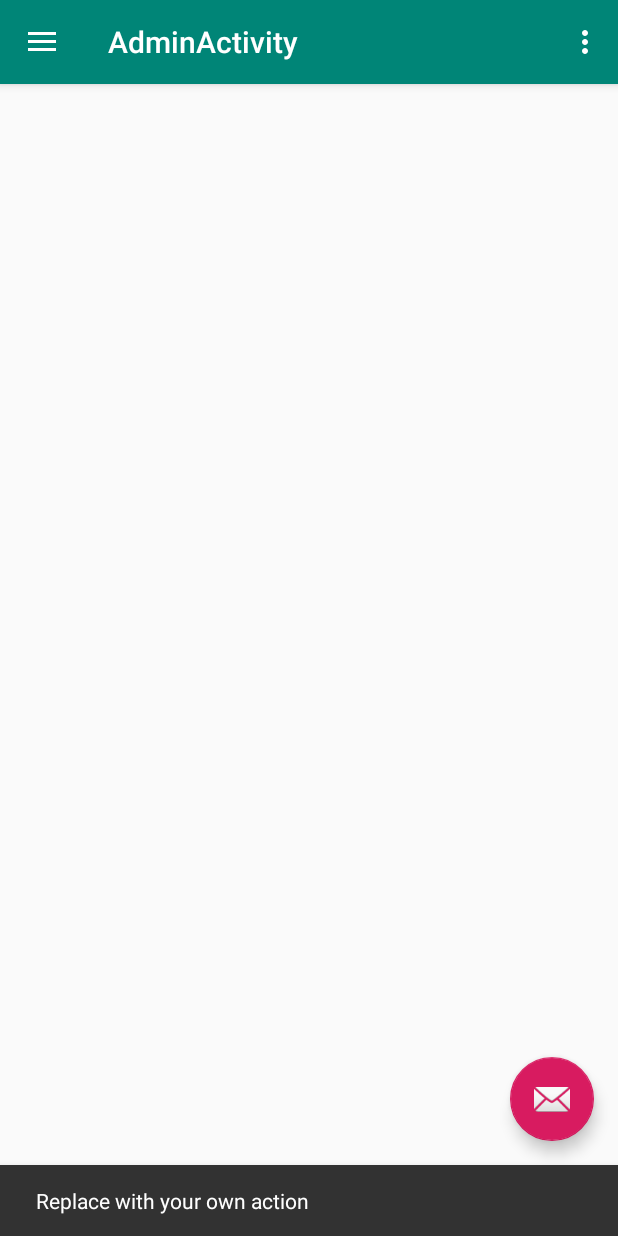
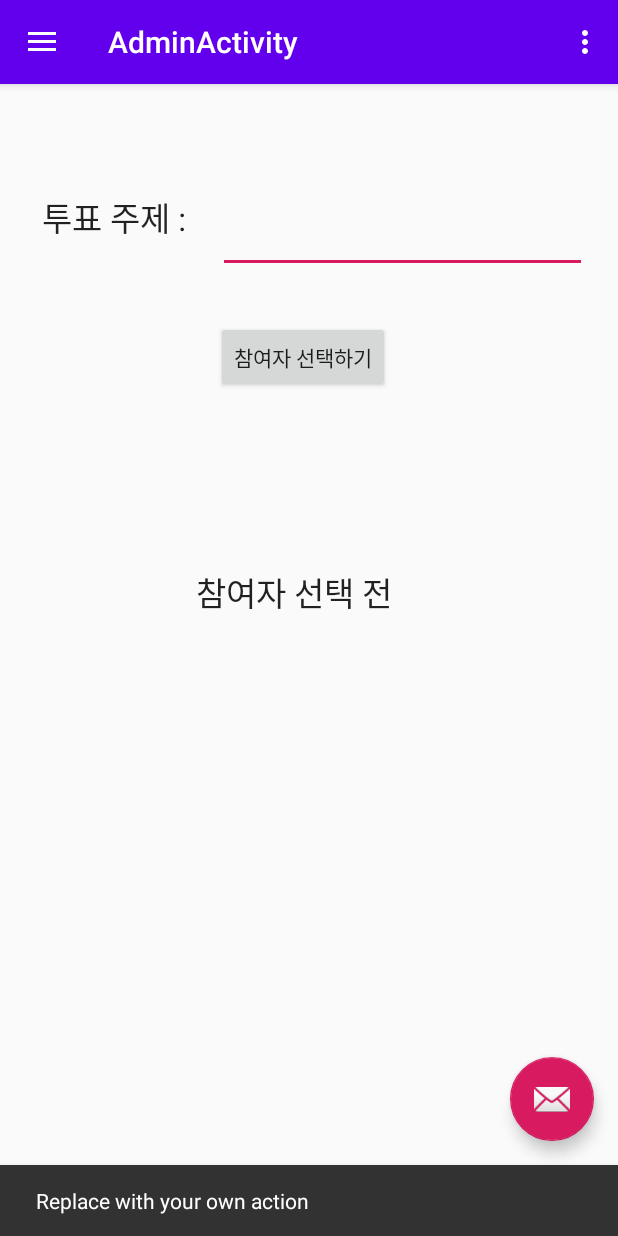
Before and after one commit to ghdrlgus96/BoteSystem, an Android app: the screen it shows after launch (AdminActivity), after a tap on an icon or button, on a phone screen of 412 x 824 dp. Run offline under Robolectric (Android 15) with nearby library versions, the phone set to English and light mode, and no system bars; 3 other taps on this screen came first.

Commit message:
투표 등록화면 추가

```diff
--- a/app/src/main/AndroidManifest.xml
+++ b/app/src/main/AndroidManifest.xml
@@ -21,6 +21,7 @@
         </activity>
         <activity android:name=".MainActivity">
         </activity>
+        <activity android:name=".AdminInputActivity"></activity>
     </application>
 
 </manifest>
--- /dev/null
+++ b/app/src/main/res/layout/admin_input.xml
@@ -0,0 +1,37 @@
+<?xml version="1.0" encoding="utf-8"?>
+<android.support.constraint.ConstraintLayout xmlns:android="http://schemas.android.com/apk/res/android"
+                                             xmlns:app="http://schemas.android.com/apk/res-auto"
+                                             xmlns:tools="http://schemas.android.com/tools"
+                                             android:layout_width="match_parent"
+                                             android:layout_height="match_parent">
+    <TextView
+            android:text="투표 주제 : "
+            android:layout_width="wrap_content"
+            android:layout_height="wrap_content"
+            android:id="@+id/textView_admin_input_name" app:layout_constraintStart_toStartOf="parent"
+            android:layout_marginStart="28dp" android:layout_marginTop="72dp"
+            app:layout_constraintTop_toTopOf="parent" android:textAppearance="@style/TextAppearance.AppCompat.Large"/>
+    <EditText
+            android:layout_width="246dp"
+            android:layout_height="50dp"
+            android:inputType="textPersonName"
+            android:ems="10"
+            android:id="@+id/editText3"
+            app:layout_constraintTop_toTopOf="@+id/textView_admin_input_name"
+            app:layout_constraintStart_toEndOf="@+id/textView_admin_input_name" android:layout_marginStart="16dp"
+            android:textAppearance="@style/TextAppearance.AppCompat.Large" android:layout_marginTop="4dp"/>
+    <Button
+            android:text="참여자 선택하기"
+            android:layout_width="wrap_content"
+            android:layout_height="wrap_content"
+            android:id="@+id/button_admin_input" app:layout_constraintStart_toStartOf="parent"
+            android:layout_marginStart="144dp"
+            android:layout_marginTop="32dp" app:layout_constraintTop_toBottomOf="@+id/editText3"/>
+    <TextView
+            android:layout_width="wrap_content"
+            android:layout_height="wrap_content"
+            android:id="@+id/textView_admin_input_selectedText"
+            android:textAppearance="@style/TextAppearance.AppCompat.Large" android:layout_marginTop="116dp"
+            app:layout_constraintTop_toBottomOf="@+id/button_admin_input" app:layout_constraintStart_toStartOf="parent"
+            app:layout_constraintEnd_toEndOf="parent" android:text="참여자 선택 전"/>
+</android.support.constraint.ConstraintLayout>
--- a/app/src/main/res/layout/app_bar_admin.xml
+++ b/app/src/main/res/layout/app_bar_admin.xml
@@ -16,7 +16,7 @@
                 android:id="@+id/toolbar"
                 android:layout_width="match_parent"
                 android:layout_height="?attr/actionBarSize"
-                android:background="?attr/colorPrimary"
+                android:background="@color/design_default_color_primary"
                 app:popupTheme="@style/AppTheme.PopupOverlay"/>
 
     </android.support.design.widget.AppBarLayout>
--- a/app/src/main/res/layout/content_admin.xml
+++ b/app/src/main/res/layout/content_admin.xml
@@ -7,6 +7,6 @@
         android:layout_height="match_parent"
         app:layout_behavior="@string/appbar_scrolling_view_behavior"
         tools:showIn="@layout/app_bar_admin"
-        tools:context=".AdminActivity">
+        tools:context=".AdminActivity" android:id="@+id/admin_content">
 
 </android.support.constraint.ConstraintLayout>
--- a/app/src/main/res/menu/activity_admin_drawer.xml
+++ b/app/src/main/res/menu/activity_admin_drawer.xml
@@ -7,19 +7,23 @@
         <item
                 android:id="@+id/nav_home"
                 android:icon="@drawable/ic_menu_camera"
-                android:title="@string/menu_home"/>
+                android:title="투표 등록하기"/>
         <item
                 android:id="@+id/nav_gallery"
                 android:icon="@drawable/ic_menu_gallery"
-                android:title="@string/menu_gallery"/>
+                android:title="투표 시작 및 종료"/>
         <item
                 android:id="@+id/nav_slideshow"
                 android:icon="@drawable/ic_menu_slideshow"
-                android:title="@string/menu_slideshow"/>
+                android:title="투표 중단하기"/>
         <item
                 android:id="@+id/nav_tools"
                 android:icon="@drawable/ic_menu_manage"
-                android:title="@string/menu_tools"/>
+                android:title="투표 결과 보기"/>
+        <item
+                android:id="@+id/nav_tool"
+                android:icon="@drawable/ic_menu_manage"
+                android:title="사용자 환경 설정"/>
     </group>
 
     <item android:title="Communicate">
```
Also changed, not shown: app/src/main/java/embedded/block/vote/AdminActivity.kt (+14 -4 lines), app/src/main/java/embedded/block/vote/AdminInputActivity.kt (added, +37 -0 lines), app/src/main/java/embedded/block/vote/AdminInputAdapter.kt (added, +33 -0 lines), app/src/main/java/embedded/block/vote/InputData.kt (added, +7 -0 lines), app/src/main/res/layout/admin_input_item.xml (added, +24 -0 lines), app/src/main/res/layout/admin_input_select.xml (added, +36 -0 lines), app/src/main/res/layout/nav_header_admin.xml (+9 -8 lines), app/src/main/res/layout/test.xml (added, +15 -0 lines), app/src/main/res/drawable/vote_img.png (added).
